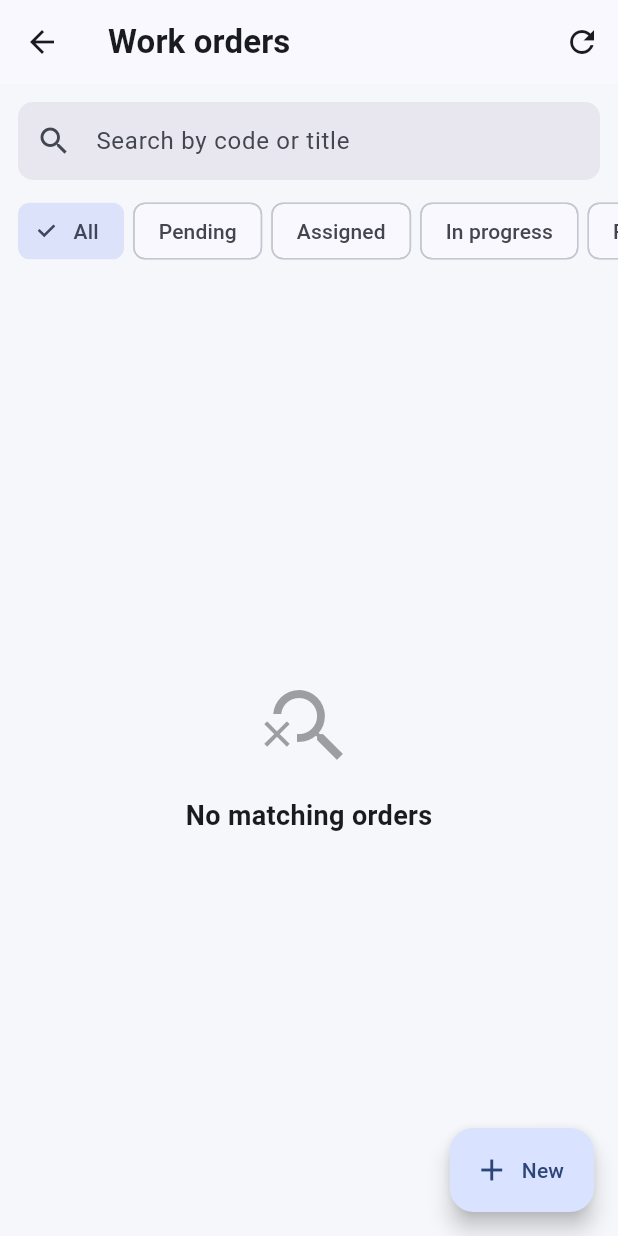
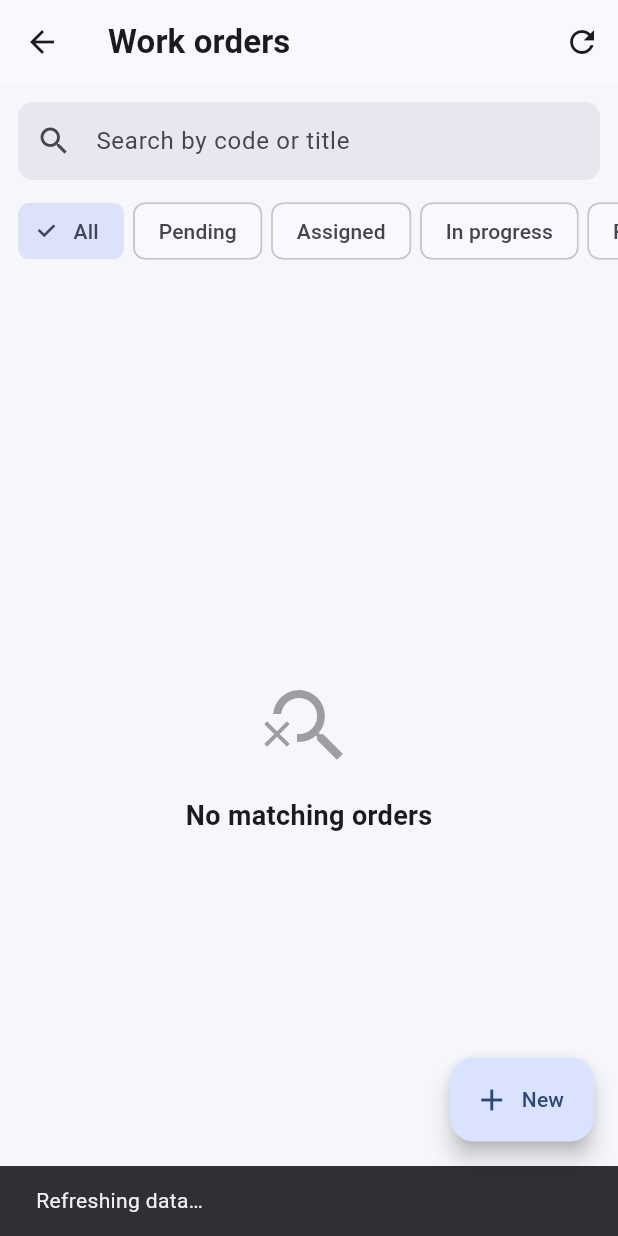
Before and after one commit to MohanadTaha00/FactoryOS, a Flutter app: the OrdersListScreen screen opened by its route, after a tap on the "refresh" icon, on a phone screen of 412 x 824 dp. Run offline on Flutter 3.47's test engine with Material 3 defaults, Android fonts, the phone set to English and light mode, and no system bars; our stand-ins replace connectivity_plus, drift, drift_flutter, equatable, file_picker, flutter_local_notifications and 6 more; accounts and stored records are empty; generated files the repository leaves out were written again.

Commit message:
Add global refresh (Riverpod invalidate) without sign-out
Made-with: Cursor

```diff
--- a/lib/features/manager/manager_dashboard.dart
+++ b/lib/features/manager/manager_dashboard.dart
@@ -59,8 +59,7 @@ class _ManagerHome extends ConsumerWidget {
 
     return RefreshIndicator(
       onRefresh: () async {
-        ref.invalidate(allWorkOrdersProvider);
-        ref.invalidate(lowStockProvider);
+        await refreshAppData(ref);
         await ref.read(allWorkOrdersProvider.future);
       },
       child: ordersAsync.when(
--- a/lib/features/manager/orders_list_screen.dart
+++ b/lib/features/manager/orders_list_screen.dart
@@ -6,6 +6,7 @@ import '../../data/models/enums.dart';
 import '../../state/providers.dart';
 import '../shared/widgets/empty_state.dart';
 import '../shared/widgets/loading_skeleton.dart';
+import '../shared/widgets/refresh_data_button.dart';
 import '../shared/widgets/work_order_tile.dart';
 
 class OrdersListScreen extends ConsumerStatefulWidget {
@@ -25,12 +26,7 @@ class _OrdersListScreenState extends ConsumerState<OrdersListScreen> {
     return Scaffold(
       appBar: AppBar(
         title: const Text('Work orders'),
-        actions: [
-          IconButton(
-            icon: const Icon(Icons.refresh),
-            onPressed: () => ref.invalidate(allWorkOrdersProvider),
-          ),
-        ],
+        actions: const [RefreshDataButton()],
       ),
       floatingActionButton: FloatingActionButton.extended(
         onPressed: () => context.push('/manager/orders/new'),
--- a/lib/features/manager/reports_screen.dart
+++ b/lib/features/manager/reports_screen.dart
@@ -5,6 +5,7 @@ import '../../data/models/enums.dart';
 import '../../state/providers.dart';
 import '../reports/report_generator.dart';
 import '../shared/widgets/empty_state.dart';
+import '../shared/widgets/refresh_data_button.dart';
 import '../shared/widgets/status_chip.dart';
 
 class ReportsScreen extends ConsumerWidget {
@@ -17,6 +18,7 @@ class ReportsScreen extends ConsumerWidget {
       appBar: AppBar(
         title: const Text('Reports'),
         actions: [
+          const RefreshDataButton(),
           ordersAsync.maybeWhen(
             data: (orders) => IconButton(
               tooltip: 'Summary report',
--- a/lib/features/qa/qa_history_screen.dart
+++ b/lib/features/qa/qa_history_screen.dart
@@ -5,6 +5,7 @@ import 'package:go_router/go_router.dart';
 import '../../state/providers.dart';
 import '../shared/widgets/empty_state.dart';
 import '../shared/widgets/loading_skeleton.dart';
+import '../shared/widgets/refresh_data_button.dart';
 import '../shared/widgets/work_order_tile.dart';
 
 class QaHistoryScreen extends ConsumerWidget {
@@ -14,7 +15,10 @@ class QaHistoryScreen extends ConsumerWidget {
   Widget build(BuildContext context, WidgetRef ref) {
     final history = ref.watch(qaHistoryProvider);
     return Scaffold(
-      appBar: AppBar(title: const Text('QA Project History')),
+      appBar: AppBar(
+        title: const Text('QA Project History'),
+        actions: const [RefreshDataButton()],
+      ),
       body: history.when(
         loading: () => const LoadingSkeletonList(itemCount: 6),
         error: (e, _) => Center(child: Text('Error: $e')),
--- a/lib/features/shared/notifications_screen.dart
+++ b/lib/features/shared/notifications_screen.dart
@@ -6,6 +6,7 @@ import 'package:intl/intl.dart';
 import '../../core/routing/notification_route.dart';
 import '../../state/providers.dart';
 import 'widgets/empty_state.dart';
+import 'widgets/refresh_data_button.dart';
 import 'widgets/loading_skeleton.dart';
 
 class NotificationsScreen extends ConsumerWidget {
@@ -22,6 +23,7 @@ class NotificationsScreen extends ConsumerWidget {
       appBar: AppBar(
         title: const Text('Notifications'),
         actions: [
+          const RefreshDataButton(),
           if (session != null)
             TextButton.icon(
               onPressed: () async {
--- a/lib/features/shared/widgets/app_scaffold.dart
+++ b/lib/features/shared/widgets/app_scaffold.dart
@@ -5,6 +5,7 @@ import 'package:go_router/go_router.dart';
 import '../../../data/models/enums.dart';
 import '../../../state/providers.dart';
 import 'connection_indicator.dart';
+import 'refresh_data_button.dart';
 import 'role_badge.dart';
 
 /// Common app shell: side rail on wide screens, drawer on narrow,
@@ -67,6 +68,7 @@ class AppScaffold extends ConsumerWidget {
               ],
             ),
             actions: [
+              const RefreshDataButton(),
               IconButton(
                 icon: Badge(
                   isLabelVisible: unread > 0,
--- /dev/null
+++ b/lib/features/shared/widgets/refresh_data_button.dart
@@ -0,0 +1,28 @@
+import 'package:flutter/material.dart';
+import 'package:flutter_riverpod/flutter_riverpod.dart';
+
+import '../../../state/providers.dart';
+
+/// Refetches remote data (same session). Use on dashboards and list screens.
+class RefreshDataButton extends ConsumerWidget {
+  const RefreshDataButton({super.key});
+
+  @override
+  Widget build(BuildContext context, WidgetRef ref) {
+    return IconButton(
+      tooltip: 'Refresh data',
+      icon: const Icon(Icons.refresh),
+      onPressed: () async {
+        if (context.mounted) {
+          ScaffoldMessenger.of(context).showSnackBar(
+            const SnackBar(
+              content: Text('Refreshing data…'),
+              duration: Duration(seconds: 2),
+            ),
+          );
+        }
+        await refreshAppData(ref);
+      },
+    );
+  }
+}
--- a/lib/features/worker/worker_history_screen.dart
+++ b/lib/features/worker/worker_history_screen.dart
@@ -5,6 +5,7 @@ import 'package:go_router/go_router.dart';
 import '../../state/providers.dart';
 import '../shared/widgets/empty_state.dart';
 import '../shared/widgets/loading_skeleton.dart';
+import '../shared/widgets/refresh_data_button.dart';
 import '../shared/widgets/work_order_tile.dart';
 
 class WorkerHistoryScreen extends ConsumerWidget {
@@ -14,7 +15,10 @@ class WorkerHistoryScreen extends ConsumerWidget {
   Widget build(BuildContext context, WidgetRef ref) {
     final history = ref.watch(workerHistoryProvider);
     return Scaffold(
-      appBar: AppBar(title: const Text('My Project History')),
+      appBar: AppBar(
+        title: const Text('My Project History'),
+        actions: const [RefreshDataButton()],
+      ),
       body: history.when(
         loading: () => const LoadingSkeletonList(itemCount: 6),
         error: (e, _) => Center(child: Text('Error: $e')),
--- a/lib/state/providers.dart
+++ b/lib/state/providers.dart
@@ -132,3 +132,22 @@ final notificationsProvider =
       .watch(notificationsRepositoryProvider)
       .watchFor(session.user.id);
 });
+
+/// Refetch profile, work orders, inventory, and notifications while staying
+/// signed in. Flushes the offline mutation queue first when online.
+Future<void> refreshAppData(WidgetRef ref) async {
+  await ref.read(syncRepositoryProvider).drainQueue();
+  ref.invalidate(currentProfileProvider);
+  ref.invalidate(allWorkOrdersProvider);
+  ref.invalidate(myWorkOrdersProvider);
+  ref.invalidate(workerHistoryProvider);
+  ref.invalidate(qaQueueProvider);
+  ref.invalidate(qaHistoryProvider);
+  ref.invalidate(inventoryProvider);
+  ref.invalidate(lowStockProvider);
+  ref.invalidate(notificationsProvider);
+  for (final role in UserRole.values) {
+    ref.invalidate(usersByRoleProvider(role));
+  }
+  ref.invalidate(workOrderByIdProvider);
+}
```
Also changed, not shown: lib/features/manager/inventory_screen.dart (+2 -6 lines).
